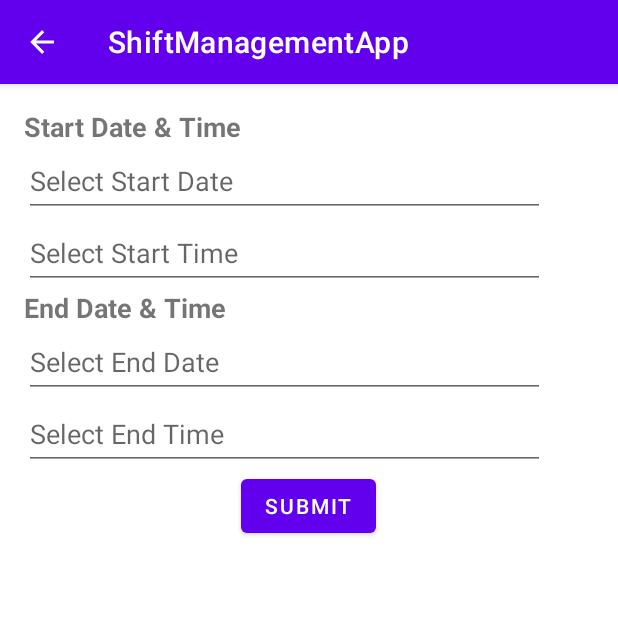
After one commit to AmitGZ/ShiftManager, an Android app: the AddShiftActivity screen opened directly, with no data from a screen before it, on a phone screen of 412 x 824 dp, the top half of it. The commit adds this screen. Run offline under Robolectric (Android 15) with nearby library versions, the phone set to English and light mode, and no system bars.

Commit message:
Adding AddShiftActivity

```diff
--- /dev/null
+++ b/app/src/main/java/com/android/example/shiftmanagementapp/AddShiftActivity.java
@@ -0,0 +1,160 @@
+package com.android.example.shiftmanagementapp;
+
+import androidx.appcompat.app.AppCompatActivity;
+
+import android.app.DatePickerDialog;
+import android.app.TimePickerDialog;
+import android.os.Bundle;
+import android.provider.CalendarContract;
+import android.text.format.DateFormat;
+import android.view.MenuItem;
+import android.view.View;
+import android.widget.Button;
+import android.widget.DatePicker;
+import android.widget.EditText;
+import android.widget.TimePicker;
+import android.widget.Toast;
+
+import java.util.Calendar;
+
+public class AddShiftActivity extends AppCompatActivity {
+
+    private Calendar startDateTime;
+    private Calendar endDateTime;
+
+    // Initialize views
+    private EditText startTimeEditText;
+    private EditText startDateEditText;
+    private EditText endTimeEditText;
+    private EditText endDateEditText;
+    private Button submitButton;
+
+    @Override
+    protected void onCreate(Bundle savedInstanceState) {
+        super.onCreate(savedInstanceState);
+        setContentView(R.layout.activity_add_shift);
+
+        getSupportActionBar().setDisplayHomeAsUpEnabled(true);
+
+        // Initialize views
+        startTimeEditText = findViewById(R.id.startTimeEditText);
+        startDateEditText = findViewById(R.id.startDateEditText);
+        endTimeEditText = findViewById(R.id.endTimeEditText);
+        endDateEditText = findViewById(R.id.endDateEditText);
+        submitButton = findViewById(R.id.submitButton);
+
+        // Initialize Calendar instances
+        startDateTime = Calendar.getInstance();
+        endDateTime = Calendar.getInstance();
+
+        // Set click listeners for start date and time pickers
+        startDateEditText.setOnClickListener(new View.OnClickListener() {
+            @Override
+            public void onClick(View v) {
+                showDatePicker(startDateEditText, startDateTime);
+            }
+        });
+
+        startTimeEditText.setOnClickListener(new View.OnClickListener() {
+            @Override
+            public void onClick(View v) {
+                showTimePicker(startTimeEditText, startDateTime);
+            }
+        });
+
+        // Set click listeners for end date and time pickers
+        endDateEditText.setOnClickListener(new View.OnClickListener() {
+            @Override
+            public void onClick(View v) {
+                showDatePicker(endDateEditText, endDateTime);
+            }
+        });
+
+        endTimeEditText.setOnClickListener(new View.OnClickListener() {
+            @Override
+            public void onClick(View v) {
+                showTimePicker(endTimeEditText, endDateTime);
+            }
+        });
+
+        // Set click listener for the submit button
+        submitButton.setOnClickListener(new View.OnClickListener() {
+            @Override
+            public void onClick(View v) {
+                System.out.println("Start: " + startDateTime.getTimeInMillis());
+                System.out.println("end: " + endDateTime.getTimeInMillis());
+                if (isValidDateTime(endDateTime,startDateTime)) {
+                    // Perform your submit logic here
+                    Toast.makeText(AddShiftActivity.this, "Good", Toast.LENGTH_SHORT).show();
+                } else {
+                    Toast.makeText(AddShiftActivity.this, "Bad", Toast.LENGTH_SHORT).show();
+                }
+            }
+        });
+    }
+
+    private void showDatePicker(final EditText editText, final Calendar dateTime) {
+        DatePickerDialog datePickerDialog = new DatePickerDialog(AddShiftActivity.this,
+                new DatePickerDialog.OnDateSetListener() {
+                    @Override
+                    public void onDateSet(DatePicker view, int year, int month, int dayOfMonth) {
+                        // Clear the time components
+                        dateTime.clear(Calendar.HOUR_OF_DAY);
+                        dateTime.clear(Calendar.MINUTE);
+                        dateTime.clear(Calendar.SECOND);
+
+                        // Set the selected date
+                        dateTime.set(Calendar.YEAR, year);
+                        dateTime.set(Calendar.MONTH, month);
+                        dateTime.set(Calendar.DAY_OF_MONTH, dayOfMonth);
+
+                        updateDateTimeTextDate(editText, dateTime);
+                    }
+                },
+                dateTime.get(Calendar.YEAR),
+                dateTime.get(Calendar.MONTH),
+                dateTime.get(Calendar.DAY_OF_MONTH));
+        datePickerDialog.show();
+    }
+
+
+    private void showTimePicker(final EditText editText, final Calendar dateTime) {
+        TimePickerDialog timePickerDialog = new TimePickerDialog(AddShiftActivity.this,
+                new TimePickerDialog.OnTimeSetListener() {
+                    @Override
+                    public void onTimeSet(TimePicker view, int hourOfDay, int minute) {
+                        dateTime.set(Calendar.HOUR_OF_DAY, hourOfDay);
+                        dateTime.set(Calendar.MINUTE, minute);
+                        updateDateTimeTextTime(editText, dateTime);
+                    }
+                },
+                dateTime.get(Calendar.HOUR_OF_DAY),
+                dateTime.get(Calendar.MINUTE),
+                DateFormat.is24HourFormat(AddShiftActivity.this));
+        timePickerDialog.show();
+    }
+
+    private void updateDateTimeTextDate(EditText editText, Calendar dateTime) {
+        String formattedDate = DateFormat.format("dd/MM/yyyy", dateTime).toString();
+        editText.setText(formattedDate);
+    }
+
+    private void updateDateTimeTextTime(EditText editText, Calendar dateTime) {
+        String formattedTime = DateFormat.format("HH:mm", dateTime).toString();
+        editText.setText(formattedTime);
+    }
+
+    private boolean isValidDateTime(Calendar endDateTime,Calendar startDateTime) {
+        return endDateTime.after(startDateTime);
+    }
+    @Override
+    public boolean onOptionsItemSelected(MenuItem item) {
+        switch (item.getItemId()) {
+            case android.R.id.home:
+                onBackPressed();
+                return true;
+            default:
+                return super.onOptionsItemSelected(item);
+        }
+    }
+}
--- /dev/null
+++ b/app/src/main/res/layout/activity_add_shift.xml
@@ -0,0 +1,95 @@
+<?xml version="1.0" encoding="utf-8"?>
+<LinearLayout xmlns:android="http://schemas.android.com/apk/res/android"
+    xmlns:tools="http://schemas.android.com/tools"
+    android:layout_width="match_parent"
+    android:layout_height="match_parent"
+    android:orientation="vertical"
+    android:padding="16dp"
+    tools:context=".AddShiftActivity">
+
+    <TextView
+        android:id="@+id/textView"
+        android:layout_width="347dp"
+        android:layout_height="wrap_content"
+        android:text="Start Date &amp; Time"
+        android:textSize="18sp"
+        android:textStyle="bold"
+        tools:layout_editor_absoluteX="32dp"
+        tools:layout_editor_absoluteY="32dp"
+        tools:ignore="MissingConstraints" />
+
+    <EditText
+        android:id="@+id/startDateEditText"
+        android:layout_width="347dp"
+        android:layout_height="wrap_content"
+        android:clickable="true"
+        android:focusable="false"
+        android:hint="Select Start Date"
+        android:inputType="none"
+        android:minHeight="48dp"
+        tools:ignore="DuplicateClickableBoundsCheck,MissingConstraints"
+        tools:layout_editor_absoluteX="32dp"
+        tools:layout_editor_absoluteY="32dp" />
+
+    <EditText
+        android:id="@+id/startTimeEditText"
+        android:layout_width="347dp"
+        android:layout_height="wrap_content"
+        android:clickable="true"
+        android:focusable="false"
+        android:hint="Select Start Time"
+        android:inputType="none"
+        android:minHeight="48dp"
+        tools:ignore="DuplicateClickableBoundsCheck,MissingConstraints"
+        tools:layout_editor_absoluteX="32dp"
+        tools:layout_editor_absoluteY="32dp" />
+
+    <TextView
+        android:id="@+id/textView2"
+        android:layout_width="347dp"
+        android:layout_height="wrap_content"
+        android:text="End Date &amp; Time"
+        android:textSize="18sp"
+        android:textStyle="bold"
+        tools:layout_editor_absoluteX="32dp"
+        tools:layout_editor_absoluteY="32dp"
+        tools:ignore="MissingConstraints" />
+
+    <EditText
+        android:id="@+id/endDateEditText"
+        android:layout_width="347dp"
+        android:layout_height="wrap_content"
+        android:clickable="true"
+        android:focusable="false"
+        android:hint="Select End Date"
+        android:inputType="none"
+        android:minHeight="48dp"
+        tools:layout_editor_absoluteX="32dp"
+        tools:layout_editor_absoluteY="32dp"
+        tools:ignore="MissingConstraints" />
+
+    <EditText
+        android:id="@+id/endTimeEditText"
+        android:layout_width="347dp"
+        android:layout_height="wrap_content"
+        android:clickable="true"
+        android:focusable="false"
+        android:hint="Select End Time"
+        android:inputType="none"
+        android:minHeight="48dp"
+        tools:layout_editor_absoluteX="32dp"
+        tools:layout_editor_absoluteY="32dp"
+        tools:ignore="MissingConstraints" />
+
+    <Button
+        android:id="@+id/submitButton"
+        android:layout_width="wrap_content"
+        android:layout_height="wrap_content"
+        android:layout_gravity="center_horizontal"
+        android:text="Submit"
+        tools:layout_editor_absoluteX="32dp"
+        tools:layout_editor_absoluteY="32dp"
+        tools:ignore="MissingConstraints" />
+
+
+</LinearLayout>
--- a/app/src/main/res/values/strings.xml
+++ b/app/src/main/res/values/strings.xml
@@ -2,4 +2,6 @@
     <string name="app_name">ShiftManagementApp</string>
     <!-- TODO: Remove or change this placeholder text -->
     <string name="hello_blank_fragment">Hello blank fragment</string>
+    <string name="how_it_works">HOW IT WORKS ?</string>
+    <string name="full_screen">Full Screen</string>
 </resources>
```
Also changed, not shown: app/src/main/AndroidManifest.xml (+9 -3 lines), app/src/main/java/com/android/example/shiftmanagementapp/HelpActivity.java (added, +47 -0 lines), app/src/main/java/com/android/example/shiftmanagementapp/HomeFragment.java (+24 -4 lines), app/src/main/java/com/android/example/shiftmanagementapp/ShiftActivity.java (+5 -2 lines), app/src/main/res/drawable/video_border.xml (added, +7 -0 lines), app/src/main/res/layout/activity_help.xml (added, +30 -0 lines), app/src/main/res/layout/fragment_home.xml (+9 -0 lines), 3 other files.
